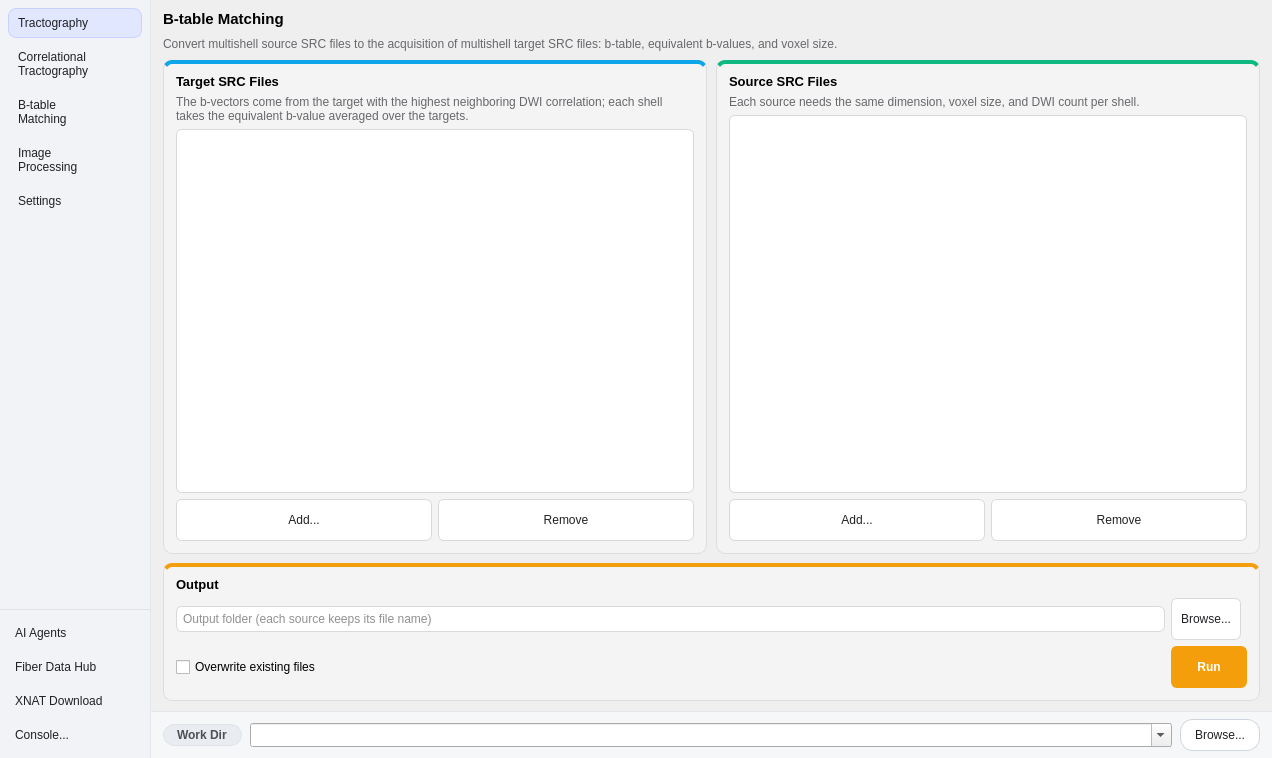
Before: the Qt Designer form mainwindow.ui in frankyeh/DSI-Studio, drawn with Qt 5.
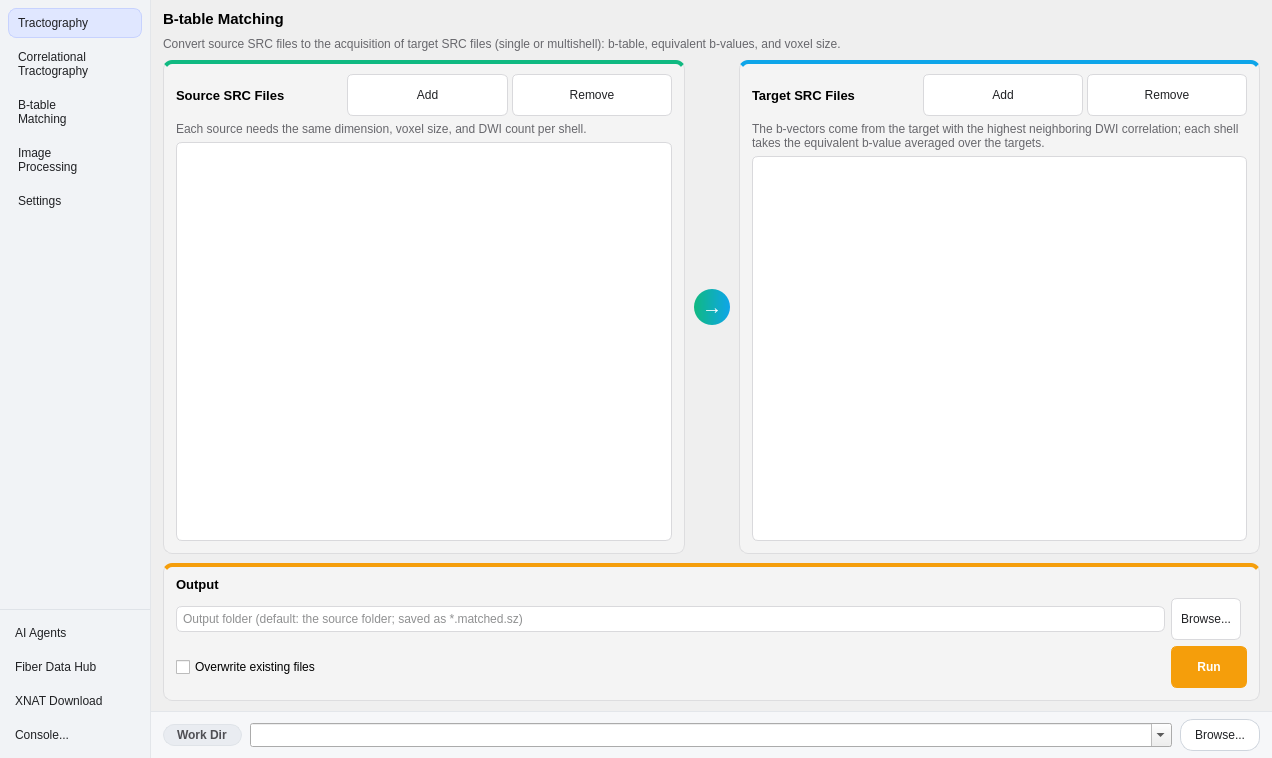
After: the same form once the commit is applied. The open tabs and pages were chosen to show the change. Icons and pictures are not drawn.

What changed in the file:
```diff
--- a/mainwindow.ui
+++ b/mainwindow.ui
@@ -2727,12 +2727,23 @@
       border: 1px solid #dddddf;
       border-radius: 9px;
   }
-  QFrame#match_target_card {
-      border-top: 4px solid #0ea5e9;
-  }
   QFrame#match_source_card {
       border-top: 4px solid #10b981;
   }
+  QFrame#match_target_card {
+      border-top: 4px solid #0ea5e9;
+  }
+  QLabel#match_arrow {
+      color: #ffffff;
+      background-color: qlineargradient(x1:0, y1:0, x2:1, y2:0, stop:0 #10b981, stop:1 #0ea5e9);
+      border-radius: 18px;
+      min-width: 36px;
+      max-width: 36px;
+      min-height: 36px;
+      max-height: 36px;
+      font-size: 15pt;
+      font-weight: bold;
+  }
   QFrame#match_output_card {
       border-top: 4px solid #f59e0b;
   }
@@ -2762,6 +2773,19 @@
   QWidget#tab_match QPushButton:pressed {
       background-color: #e2e2e4;
   }
+  QWidget#tab_match QPushButton[small="true"] {
+      color: #3c4043;
+      background-color: #f4f4f5;
+      border: 1px solid #e2e2e5;
+      border-radius: 11px;
+      padding: 2px 9px;
+      min-height: 18px;
+      font-size: 8pt;
+  }
+  QWidget#tab_match QPushButton[small="true"]:hover {
+      background-color: #e9e9eb;
+      border-color: #c8c8cc;
+  }
   QWidget#tab_match QPushButton#match_run {
       color: #ffffff;
       font-weight: bold;
@@ -2809,7 +2833,7 @@
             <item>
              <widget class="QLabel" name="match_page_hint">
               <property name="text">
-               <string>Convert multishell source SRC files to the acquisition of multishell target SRC files: b-table, equivalent b-values, and voxel size.</string>
+               <string>Convert source SRC files to the acquisition of target SRC files (single or multishell): b-table, equivalent b-values, and voxel size.</string>
               </property>
               <property name="wordWrap">
                <bool>true</bool>
@@ -2817,73 +2841,10 @@
              </widget>
             </item>
             <item>
-             <layout class="QHBoxLayout" name="match_card_row" stretch="1,1">
+             <layout class="QHBoxLayout" name="match_card_row" stretch="1,0,1">
               <property name="spacing">
                <number>9</number>
               </property>
-              <item>
-               <widget class="QFrame" name="match_target_card">
-                <layout class="QVBoxLayout" name="match_target_layout">
-                 <property name="spacing">
-                  <number>6</number>
-                 </property>
-                 <property name="leftMargin">
-                  <number>12</number>
-                 </property>
-                 <property name="topMargin">
-                  <number>10</number>
-                 </property>
-                 <property name="rightMargin">
-                  <number>12</number>
-                 </property>
-                 <property name="bottomMargin">
-                  <number>12</number>
-                 </property>
-                 <item>
-                  <widget class="QLabel" name="match_target_title">
-                   <property name="text">
-                    <string>Target SRC Files</string>
-                   </property>
-                  </widget>
-                 </item>
-                 <item>
-                  <widget class="QLabel" name="match_target_hint">
-                   <property name="text">
-                    <string>The b-vectors come from the target with the highest neighboring DWI correlation; each shell takes the equivalent b-value averaged over the targets.</string>
-                   </property>
-                   <property name="wordWrap">
-                    <bool>true</bool>
-                   </property>
-                  </widget>
-                 </item>
-                 <item>
-                  <widget class="QListWidget" name="match_target_list">
-                   <property name="selectionMode">
-                    <enum>QAbstractItemView::ExtendedSelection</enum>
-                   </property>
-                  </widget>
-                 </item>
-                 <item>
-                  <layout class="QHBoxLayout" name="match_target_buttons">
-                   <item>
-                    <widget class="QPushButton" name="match_target_add">
-                     <property name="text">
-                      <string>Add...</string>
-                     </property>
-                    </widget>
-                   </item>
-                   <item>
-                    <widget class="QPushButton" name="match_target_remove">
-                     <property name="text">
-                      <string>Remove</string>
-                     </property>
-                    </widget>
-                   </item>
-                  </layout>
-                 </item>
-                </layout>
-               </widget>
-              </item>
               <item>
                <widget class="QFrame" name="match_source_card">
                 <layout class="QVBoxLayout" name="match_source_layout">
@@ -2903,11 +2864,59 @@
                   <number>12</number>
                  </property>
                  <item>
-                  <widget class="QLabel" name="match_source_title">
-                   <property name="text">
-                    <string>Source SRC Files</string>
+                  <layout class="QHBoxLayout" name="match_source_header">
+                   <property name="spacing">
+                    <number>4</number>
                    </property>
-                  </widget>
+                   <item>
+                    <widget class="QLabel" name="match_source_title">
+                     <property name="text">
+                      <string>Source SRC Files</string>
+                     </property>
+                    </widget>
+                   </item>
+                   <item>
+                    <spacer name="match_source_header_spacer">
+                     <property name="orientation">
+                      <enum>Qt::Horizontal</enum>
+                     </property>
+                    </spacer>
+                   </item>
+                   <item>
+                    <widget class="QPushButton" name="match_source_add">
+                     <property name="toolTip">
+                      <string>Add source SRC files</string>
+                     </property>
+                     <property name="text">
+                      <string>Add</string>
+                     </property>
+                     <property name="icon">
+                      <iconset resource="icons.qrc">
+                       <normaloff>:/icons/icons/open_file.svg</normaloff>:/icons/icons/open_file.svg</iconset>
+                     </property>
+                     <property name="small" stdset="0">
+                      <bool>true</bool>
+                     </property>
+                    </widget>
+                   </item>
+                   <item>
+                    <widget class="QPushButton" name="match_source_remove">
+                     <property name="toolTip">
+                      <string>Remove the selected files</string>
+                     </property>
+                     <property name="text">
+                      <string>Remove</string>
+                     </property>
+                     <property name="icon">
+                      <iconset resource="icons.qrc">
+                       <normaloff>:/icons/icons/delete_clear.svg</normaloff>:/icons/icons/delete_clear.svg</iconset>
+                     </property>
+                     <property name="small" stdset="0">
+                      <bool>true</bool>
+                     </property>
+                    </widget>
+                   </item>
+                  </layout>
                  </item>
                  <item>
                   <widget class="QLabel" name="match_source_hint">
@@ -2926,17 +2935,81 @@
                    </property>
                   </widget>
                  </item>
+                </layout>
+               </widget>
+              </item>
+              <item alignment="Qt::AlignVCenter">
+               <widget class="QLabel" name="match_arrow">
+                <property name="toolTip">
+                 <string>Each source is converted to the target acquisition</string>
+                </property>
+                <property name="text">
+                 <string>→</string>
+                </property>
+                <property name="alignment">
+                 <set>Qt::AlignCenter</set>
+                </property>
+               </widget>
+              </item>
+              <item>
+               <widget class="QFrame" name="match_target_card">
+                <layout class="QVBoxLayout" name="match_target_layout">
+                 <property name="spacing">
+                  <number>6</number>
+                 </property>
+                 <property name="leftMargin">
+                  <number>12</number>
+                 </property>
+                 <property name="topMargin">
+                  <number>10</number>
+                 </property>
+                 <property name="rightMargin">
+                  <number>12</number>
+                 </property>
+                 <property name="bottomMargin">
+                  <number>12</number>
+                 </property>
                  <item>
-                  <layout class="QHBoxLayout" name="match_source_buttons">
+                  <layout class="QHBoxLayout" name="match_target_header">
+                   <property name="spacing">
+                    <number>4</number>
+                   </property>
                    <item>
-                    <widget class="QPushButton" name="match_source_add">
+                    <widget class="QLabel" name="match_target_title">
                      <property name="text">
-                      <string>Add...</string>
+                      <string>Target SRC Files</string>
                      </property>
                     </widget>
                    </item>
                    <item>
-                    <widget class="QPushButton" name="match_source_remove">
+                    <spacer name="match_target_header_spacer">
+                     <property name="orientation">
+                      <enum>Qt::Horizontal</enum>
+                     </property>
+                    </spacer>
+                   </item>
+                   <item>
+                    <widget class="QPushButton" name="match_target_add">
+                     <property name="toolTip">
+                      <string>Add target SRC files</string>
+                     </property>
+                     <property name="text">
+                      <string>Add</string>
+                     </property>
+                     <property name="icon">
+                      <iconset resource="icons.qrc">
+                       <normaloff>:/icons/icons/open_file.svg</normaloff>:/icons/icons/open_file.svg</iconset>
+                     </property>
+                     <property name="small" stdset="0">
+                      <bool>true</bool>
+                     </property>
+                    </widget>
+                   </item>
+                   <item>
+                    <widget class="QPushButton" name="match_target_remove">
+                     <property name="toolTip">
+                      <string>Remove the selected files</string>
+                     </property>
                      <property name="text">
                       <string>Remove</string>
                      </property>
@@ -2944,6 +3017,23 @@
                    </item>
                   </layout>
                  </item>
+                 <item>
+                  <widget class="QLabel" name="match_target_hint">
+                   <property name="text">
+                    <string>The b-vectors come from the target with the highest neighboring DWI correlation; each shell takes the equivalent b-value averaged over the targets.</string>
+                   </property>
+                   <property name="wordWrap">
+                    <bool>true</bool>
+                   </property>
+                  </widget>
+                 </item>
+                 <item>
+                  <widget class="QListWidget" name="match_target_list">
+                   <property name="selectionMode">
+                    <enum>QAbstractItemView::ExtendedSelection</enum>
+                   </property>
+                  </widget>
+                 </item>
                 </layout>
                </widget>
               </item>
@@ -2974,7 +3064,7 @@
                <item row="1" column="0">
                 <widget class="QLineEdit" name="match_output">
                  <property name="placeholderText">
-                  <string>Output folder (each source keeps its file name)</string>
+                  <string>Output folder (default: the source folder; saved as *.matched.sz)</string>
                  </property>
                 </widget>
                </item>
```
Left out of the diff: 15 changed lines with no effect on the pictures.
